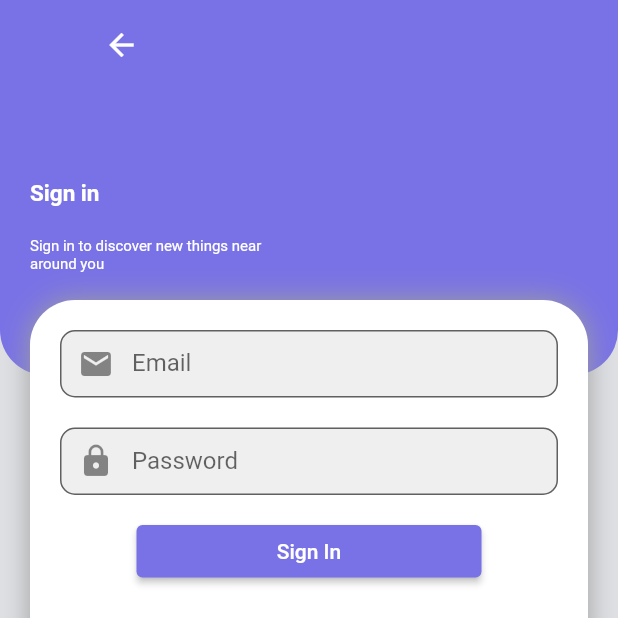
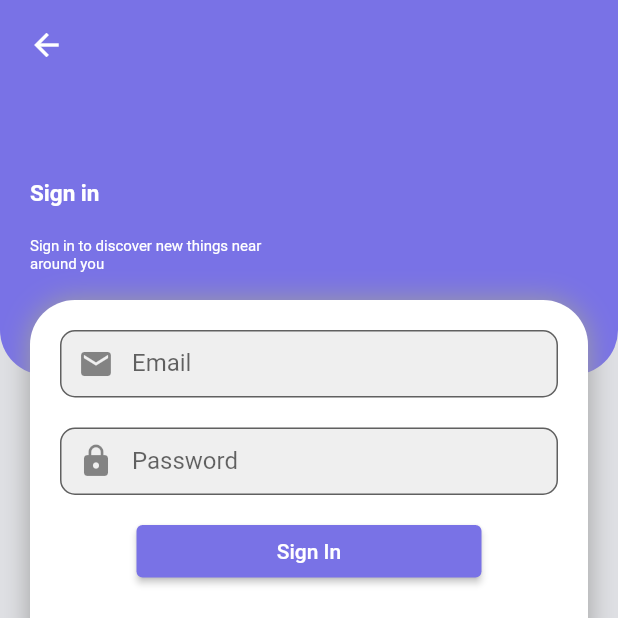
Before and after one commit to priyanksojitra/firebase_login_signup, a Flutter app: the HomeView screen opened by its route, after a tap on "Sign in", on a phone screen of 412 x 824 dp, the top half of it. Run offline on Flutter 3.47's test engine with Material 2 defaults, Android fonts, the phone set to English and light mode, and no system bars; our stand-ins replace firebase_auth, firebase_core, get, google_sign_in; accounts and stored records are empty.

```diff
--- a/lib/app/app_config/common_button.dart
+++ b/lib/app/app_config/common_button.dart
@@ -26,25 +26,25 @@ class _CommonButtonState extends State<CommonButton> {
         padding: const EdgeInsets.only(left: 50),
         child: Row(children: [
           Image.asset(
-            "facebook.png",
+            "assets/facebook.png",
             width: 30,
             height: 30,
           ),
           AppConstant.size(width1: 10),
           Image.asset(
-            "twitter.png",
+            "assets/twitter.png",
             width: 30,
             height: 30,
           ),
           AppConstant.size(width1: 10),
           Image.asset(
-            "google.png",
+            "assets/google.png",
             width: 30,
             height: 30,
           ),
           AppConstant.size(width1: 10),
           Image.asset(
-            "smartphone-call.png",
+            "assets/smartphone-call.png",
             width: 30,
             height: 30,
           ),
--- a/lib/app/modules/home/views/home_view.dart
+++ b/lib/app/modules/home/views/home_view.dart
@@ -6,8 +6,11 @@ import 'package:flutter/material.dart';
 import 'package:get/get.dart';
 import '../controllers/home_controller.dart';
 
-class HomeView extends GetView<HomeController> {
-  const HomeView({Key? key}) : super(key: key);
+class HomeView extends GetView<HomeController>{
+  HomeView({Key? key}) : super(key: key);
+
+  @override
+  final HomeController controller = HomeController();
 
   @override
   Widget build(BuildContext context) {
@@ -74,12 +77,13 @@ class HomeView extends GetView<HomeController> {
                       text: const Text(
                         "Sign Up",
                         style: TextStyle(color: Color(0xff7972E6)),
-
                       ),
                       buttoncolor: Colors.white,
                       side:
                           const BorderSide(color: Color(0xff7972E6), width: 2),
-                      onpress: () { Get.toNamed(Routes.SIGN_UP);},
+                      onpress: () {
+                        Get.toNamed(Routes.SIGN_UP);
+                      },
                     ),
                     AppConstant.size(height1: 10),
                     Row(
@@ -112,30 +116,40 @@ class HomeView extends GetView<HomeController> {
                     ),
                     AppConstant.size(height1: 20),
                     Padding(
-                      padding: const EdgeInsets.only(left: 55),
+                      padding: const EdgeInsets.only(left: 120),
                       child: Row(children: [
                         Image.asset(
-                          "facebook.png",
+                          "assets/facebook.png",
                           width: 30,
                           height: 30,
                         ),
                         AppConstant.size(width1: 10),
                         Image.asset(
-                          "twitter.png",
+                          "assets/twitter.png",
                           width: 30,
                           height: 30,
                         ),
                         AppConstant.size(width1: 10),
-                        Image.asset(
-                          "google.png",
-                          width: 30,
-                          height: 30,
+                        InkWell(
+                          onTap: () {
+                            controller.signup();
+                          },
+                          child: Image.asset(
+                            "assets/google.png",
+                            width: 30,
+                            height: 30,
+                          ),
                         ),
                         AppConstant.size(width1: 10),
-                        Image.asset(
-                          "smartphone-call.png",
-                          width: 30,
-                          height: 30,
+                        InkWell(
+                          onTap: () {
+                            Get.toNamed(Routes.LOGIN_WITH_NUMBER);
+                          },
+                          child: Image.asset(
+                            "assets/smartphone-call.png",
+                            width: 30,
+                            height: 30,
+                          ),
                         ),
                       ]),
                     )
--- a/lib/app/modules/sign_in/views/sign_in_view.dart
+++ b/lib/app/modules/sign_in/views/sign_in_view.dart
@@ -28,7 +28,7 @@ class SignInView extends GetView<SignInController> {
               height: 250,
               width: double.infinity,
               child: Padding(
-                padding: const EdgeInsets.only(right: 250, bottom: 190),
+                padding: const EdgeInsets.only(right: 350, bottom: 190),
                 child: IconButton(
                     onPressed: () {
                       Get.back();
--- a/lib/app/routes/app_routes.dart
+++ b/lib/app/routes/app_routes.dart
@@ -9,6 +9,7 @@ abstract class Routes {
   static const SIGN_IN = _Paths.SIGN_IN;
   static const SIGN_UP = _Paths.SIGN_UP;
   static const LOGIN_WITH_NUMBER = _Paths.LOGIN_WITH_NUMBER;
+  static const FIREBASE_AUTH_SERVICE = _Paths.FIREBASE_AUTH_SERVICE;
 }
 
 abstract class _Paths {
@@ -19,4 +20,5 @@ abstract class _Paths {
   static const SIGN_IN = '/sign-in';
   static const SIGN_UP = '/sign-up';
   static const LOGIN_WITH_NUMBER = '/login-with-number';
+  static const FIREBASE_AUTH_SERVICE = '/firebase-auth-service';
 }
--- a/lib/main.dart
+++ b/lib/main.dart
@@ -1,16 +1,18 @@
+import 'package:firebase_core/firebase_core.dart';
 import 'package:firebase_login_signup/app/modules/home/views/home_view.dart';
 import 'package:flutter/material.dart';
 import 'package:get/get.dart';
 import 'app/routes/app_pages.dart';
 
-void main(){
+Future<void> main() async {
   WidgetsFlutterBinding.ensureInitialized();
+  await Firebase.initializeApp();
   runApp(
     GetMaterialApp(
       debugShowCheckedModeBanner: false,
       title: "Application",
       // initialRoute: AppPages.INITIAL,
-      home:  const HomeView(),
+      home: HomeView(),
       getPages: AppPages.routes,
     ),
   );
```
Also changed, not shown: lib/app/modules/firebase_auth_service/bindings/firebase_auth_service_binding.dart (added, +12 -0 lines), lib/app/modules/firebase_auth_service/controllers/firebase_auth_service_controller.dart (added, +23 -0 lines), lib/app/modules/firebase_auth_service/views/firebase_auth_service_view.dart (added, +26 -0 lines), lib/app/modules/home/controllers/home_controller.dart (+24 -16 lines), lib/app/routes/app_pages.dart (+8 -1 lines), pubspec.yaml (+7 -0 lines), lib/app/modules/login_with_number/views/login_with_number_view.dart (line endings or trailing spaces), pubspec.lock, 4 other files.
